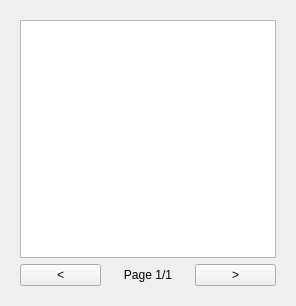
Old version of the form rana_qgis_plugin/widgets/ui/rana.ui in the repository nens/rana-qgis-plugin.
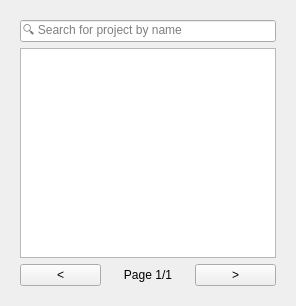
New version of the form.

Commit message: search for projects

Diff of the .ui file:
```diff
--- a/rana_qgis_plugin/widgets/ui/rana.ui
+++ b/rana_qgis_plugin/widgets/ui/rana.ui
@@ -14,6 +14,13 @@
      <widget class="QWidget" name="projects_widget">
       <layout class="QGridLayout" name="projects_layout">
        <item row="0" column="0">
+        <widget class="QLineEdit" name="projects_search">
+         <property name="placeholderText">
+          <string>🔍 Search for project by name</string>
+         </property>
+        </widget>
+       </item>
+       <item row="1" column="0">
         <widget class="QTreeView" name="projects_tv">
          <property name="sizePolicy">
           <sizepolicy hsizetype="Expanding" vsizetype="Expanding">
@@ -23,7 +30,7 @@
          </property>
         </widget>
        </item>
-       <item row="1" column="0">
+       <item row="2" column="0">
         <layout class="QHBoxLayout" name="pagination_layout">
          <item>
           <widget class="QPushButton" name="btn_previous">
```
The commit also changes 1 other file.
